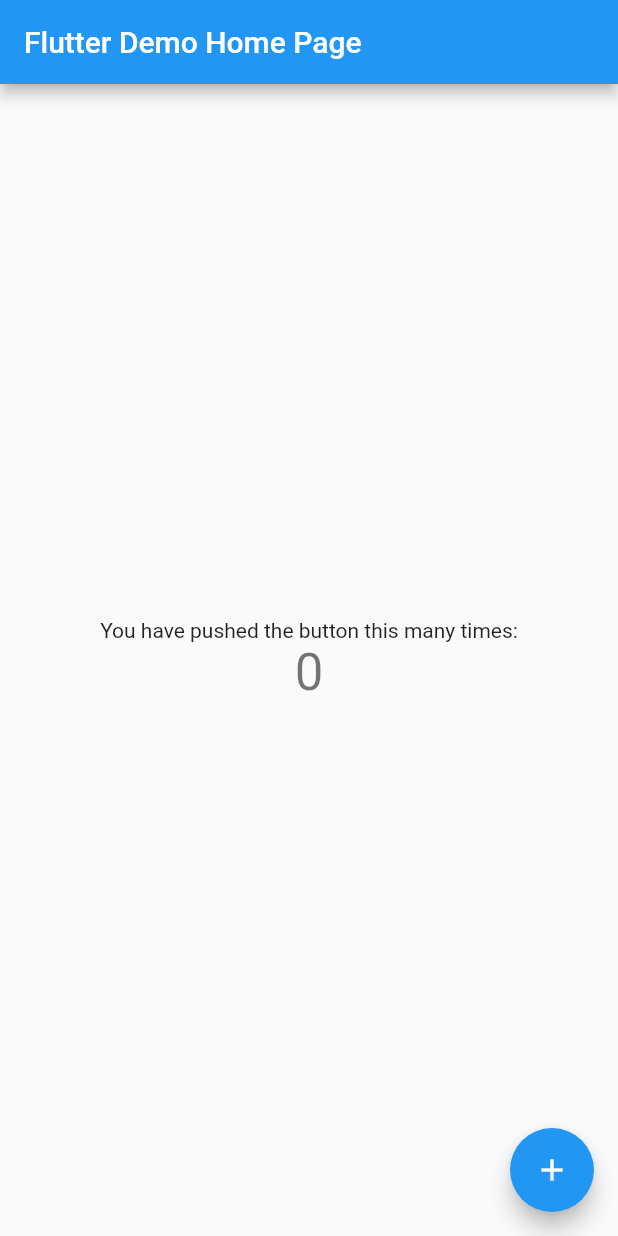
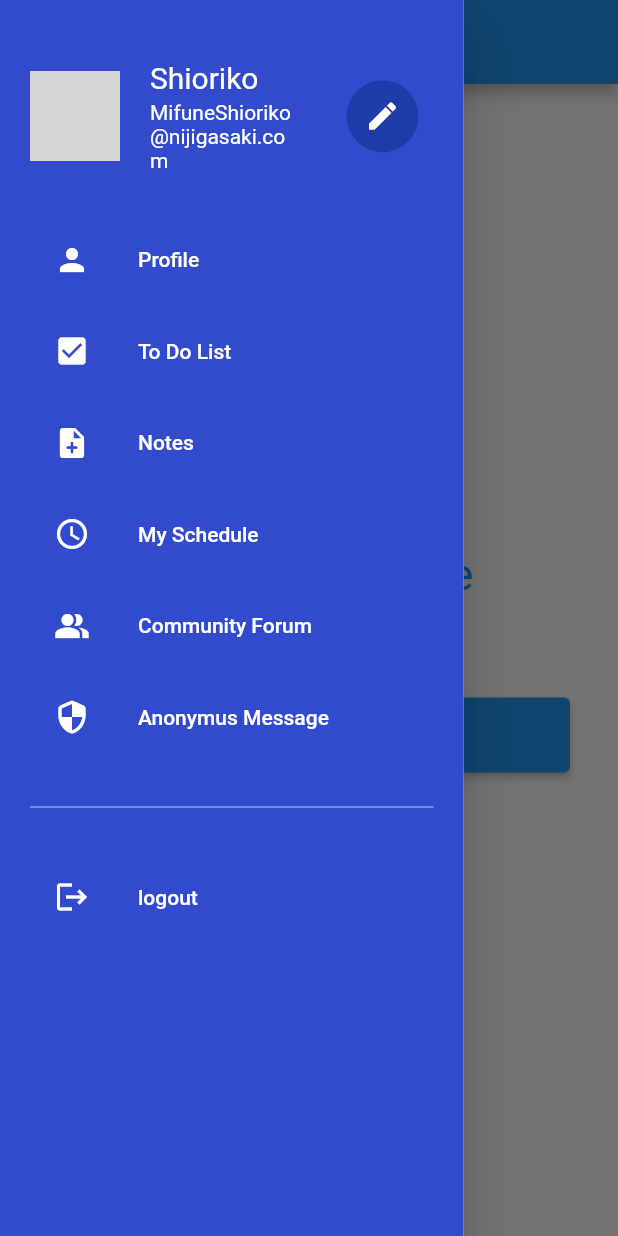
Before and after one commit to Proyek-Django-F02/uas-f02, a Flutter app: the screen it shows after launch, with the side drawer open (before the commit the screen has no drawer), on a phone screen of 412 x 824 dp. Run offline on Flutter 3.47's test engine with Material 2 defaults, Android fonts, the phone set to English and light mode, and no system bars; network calls fail; grey boxes are pictures that could not be loaded.

Commit message:
Create navigation

```diff
--- a/lib/main.dart
+++ b/lib/main.dart
@@ -1,113 +1,56 @@
 import 'package:flutter/material.dart';
+import 'package:flutter/services.dart';
+import 'package:uas_f02/widget/button_widget.dart';
+import 'package:uas_f02/widget/navigation_drawer_widget.dart';
 
-void main() {
+Future main() async {
+  WidgetsFlutterBinding.ensureInitialized();
+  await SystemChrome.setPreferredOrientations([
+    DeviceOrientation.portraitUp,
+    DeviceOrientation.portraitDown,
+  ]);
+
   runApp(MyApp());
 }
 
 class MyApp extends StatelessWidget {
-  // This widget is the root of your application.
+  static final String title = 'Navigation Drawer';
+
   @override
-  Widget build(BuildContext context) {
-    return MaterialApp(
-      title: 'Flutter Demo',
-      theme: ThemeData(
-        // This is the theme of your application.
-        //
-        // Try running your application with "flutter run". You'll see the
-        // application has a blue toolbar. Then, without quitting the app, try
-        // changing the primarySwatch below to Colors.green and then invoke
-        // "hot reload" (press "r" in the console where you ran "flutter run",
-        // or simply save your changes to "hot reload" in a Flutter IDE).
-        // Notice that the counter didn't reset back to zero; the application
-        // is not restarted.
-        primarySwatch: Colors.blue,
-      ),
-      home: MyHomePage(title: 'Flutter Demo Home Page'),
-    );
-  }
+  Widget build(BuildContext context) => MaterialApp(
+        debugShowCheckedModeBanner: false,
+        title: title,
+        theme: ThemeData(primarySwatch: Colors.blue),
+        home: MainPage(),
+      );
 }
 
-class MyHomePage extends StatefulWidget {
-  MyHomePage({Key? key, required this.title}) : super(key: key);
-
-  // This widget is the home page of your application. It is stateful, meaning
-  // that it has a State object (defined below) that contains fields that affect
-  // how it looks.
-
-  // This class is the configuration for the state. It holds the values (in this
-  // case the title) provided by the parent (in this case the App widget) and
-  // used by the build method of the State. Fields in a Widget subclass are
-  // always marked "final".
-
-  final String title;
-
+class MainPage extends StatefulWidget {
   @override
-  _MyHomePageState createState() => _MyHomePageState();
+  _MainPageState createState() => _MainPageState();
 }
 
-class _MyHomePageState extends State<MyHomePage> {
-  int _counter = 0;
-
-  void _incrementCounter() {
-    setState(() {
-      // This call to setState tells the Flutter framework that something has
-      // changed in this State, which causes it to rerun the build method below
-      // so that the display can reflect the updated values. If we changed
-      // _counter without calling setState(), then the build method would not be
-      // called again, and so nothing would appear to happen.
-      _counter++;
-    });
-  }
-
+class _MainPageState extends State<MainPage> {
   @override
-  Widget build(BuildContext context) {
-    // This method is rerun every time setState is called, for instance as done
-    // by the _incrementCounter method above.
-    //
-    // The Flutter framework has been optimized to make rerunning build methods
-    // fast, so that you can just rebuild anything that needs updating rather
-    // than having to individually change instances of widgets.
-    return Scaffold(
-      appBar: AppBar(
-        // Here we take the value from the MyHomePage object that was created by
-        // the App.build method, and use it to set our appbar title.
-        title: Text(widget.title),
-      ),
-      body: Center(
-        // Center is a layout widget. It takes a single child and positions it
-        // in the middle of the parent.
-        child: Column(
-          // Column is also a layout widget. It takes a list of children and
-          // arranges them vertically. By default, it sizes itself to fit its
-          // children horizontally, and tries to be as tall as its parent.
-          //
-          // Invoke "debug painting" (press "p" in the console, choose the
-          // "Toggle Debug Paint" action from the Flutter Inspector in Android
-          // Studio, or the "Toggle Debug Paint" command in Visual Studio Code)
-          // to see the wireframe for each widget.
-          //
-          // Column has various properties to control how it sizes itself and
-          // how it positions its children. Here we use mainAxisAlignment to
-          // center the children vertically; the main axis here is the vertical
-          // axis because Columns are vertical (the cross axis would be
-          // horizontal).
-          mainAxisAlignment: MainAxisAlignment.center,
-          children: <Widget>[
-            Text(
-              'You have pushed the button this many times:',
+  Widget build(BuildContext context) => Scaffold(
+        drawer: NavigationDrawerWidget(),
+        // endDrawer: NavigationDrawerWidget(),
+        appBar: AppBar(
+          title: Text(MyApp.title),
+        ),
+        body: Builder(
+          builder: (context) => Container(
+            alignment: Alignment.center,
+            padding: EdgeInsets.symmetric(horizontal: 32),
+            child: ButtonWidget(
+              icon: Icons.explore,
+              text: 'Telusuri Aplikasi',
+              onClicked: () {
+                Scaffold.of(context).openDrawer();
+                // Scaffold.of(context).openEndDrawer();
+              },
             ),
-            Text(
-              '$_counter',
-              style: Theme.of(context).textTheme.headline4,
-            ),
-          ],
+          ),
         ),
-      ),
-      floatingActionButton: FloatingActionButton(
-        onPressed: _incrementCounter,
-        tooltip: 'Increment',
-        child: Icon(Icons.add),
-      ), // This trailing comma makes auto-formatting nicer for build methods.
-    );
-  }
+      );
 }
--- /dev/null
+++ b/lib/page/all.dart
@@ -0,0 +1,6 @@
+export 'anonymus_page.dart';
+export 'community_forum_page.dart';
+export 'notes_page.dart';
+export 'profile_page.dart';
+export 'schedule_page.dart';
+export 'to_do_page.dart';
--- /dev/null
+++ b/lib/widget/button_widget.dart
@@ -0,0 +1,46 @@
+import 'package:flutter/material.dart';
+
+class ButtonWidget extends StatelessWidget {
+  final IconData icon;
+  final String text;
+  final VoidCallback onClicked;
+
+  const ButtonWidget({
+    Key? key,
+    required this.icon,
+    required this.text,
+    required this.onClicked,
+  }) : super(key: key);
+
+  @override
+  Widget build(BuildContext context) => Column(
+        mainAxisSize: MainAxisSize.min,
+        children: [
+          Text(
+            "Selamat datang di Be Productive",
+            style: TextStyle(fontSize: 30, color: Colors.blue),
+          ),
+          SizedBox(
+            height: 30,
+          ),
+          ElevatedButton(
+            style: ElevatedButton.styleFrom(
+              minimumSize: Size.fromHeight(50),
+            ),
+            child: buildContent(),
+            onPressed: onClicked,
+          )
+        ],
+      );
+  Widget buildContent() => Row(
+        mainAxisSize: MainAxisSize.min,
+        children: [
+          Icon(icon, size: 28),
+          SizedBox(width: 16),
+          Text(
+            text,
+            style: TextStyle(fontSize: 22, color: Colors.white),
+          ),
+        ],
+      );
+}
--- /dev/null
+++ b/lib/widget/navigation_drawer_widget.dart
@@ -0,0 +1,215 @@
+import 'package:flutter/material.dart';
+import 'package:uas_f02/page/all.dart';
+
+class NavigationDrawerWidget extends StatelessWidget {
+  final padding = EdgeInsets.symmetric(horizontal: 20);
+  @override
+  Widget build(BuildContext context) {
+    final name = 'Shioriko';
+    final email = 'MifuneShioriko@nijigasaki.com';
+    final urlImage =
+        'https://64.media.tumblr.com/b2274200b6c46495f31c1e0a6678dc86/05ebb2b05dc70fb3-60/s640x960/a42b3a3ccd9fdf24d376508c7e223fb0db40de08.jpg';
+    return SizedBox(
+        width: MediaQuery.of(context).size.width *
+            0.75, // 75% of screen will be occupied
+        child: Drawer(
+          child: Material(
+            color: Color.fromRGBO(50, 75, 205, 1),
+            child: ListView(
+              children: <Widget>[
+                buildHeader(
+                  urlImage: urlImage,
+                  name: name,
+                  email: email,
+                  onClicked: () => Navigator.of(context).push(MaterialPageRoute(
+                    builder: (context) => ProfilePage(
+                      name: name,
+                      email: email,
+                      urlImage: urlImage,
+                    ),
+                  )),
+                ),
+                Container(
+                  padding: padding,
+                  child: Column(
+                    children: [
+                      const SizedBox(height: 10),
+                      buildMenuItem(
+                        text: 'Profile',
+                        icon: Icons.person,
+                        onClicked: () =>
+                            selectedItem(context, 0, name, email, urlImage),
+                      ),
+                      const SizedBox(height: 5),
+                      buildMenuItem(
+                        text: 'To Do List',
+                        icon: Icons.check_box,
+                        onClicked: () =>
+                            selectedItem(context, 1, name, email, urlImage),
+                      ),
+                      const SizedBox(height: 5),
+                      buildMenuItem(
+                        text: 'Notes',
+                        icon: Icons.note_add_rounded,
+                        onClicked: () =>
+                            selectedItem(context, 2, name, email, urlImage),
+                      ),
+                      const SizedBox(height: 5),
+                      buildMenuItem(
+                        text: 'My Schedule',
+                        icon: Icons.schedule,
+                        onClicked: () =>
+                            selectedItem(context, 3, name, email, urlImage),
+                      ),
+                      const SizedBox(height: 5),
+                      buildMenuItem(
+                        text: 'Community Forum',
+                        icon: Icons.people_alt,
+                        onClicked: () =>
+                            selectedItem(context, 4, name, email, urlImage),
+                      ),
+                      const SizedBox(height: 5),
+                      buildMenuItem(
+                        text: 'Anonymus Message',
+                        icon: Icons.security_rounded,
+                        onClicked: () =>
+                            selectedItem(context, 5, name, email, urlImage),
+                      ),
+                      const SizedBox(height: 24),
+                      Divider(color: Colors.white70),
+                      const SizedBox(height: 24),
+                      buildMenuItem(
+                        text: 'logout',
+                        icon: Icons.logout,
+                        onClicked: () =>
+                            selectedItem(context, 5, name, email, urlImage),
+                      ),
+                    ],
+                  ),
+                ),
+              ],
+            ),
+          ),
+        ));
+  }
+
+  Widget buildHeader({
+    required String urlImage,
+    required String name,
+    required String email,
+    required VoidCallback onClicked,
+  }) =>
+      InkWell(
+        onTap: onClicked,
+        child: Container(
+          padding: padding.add(EdgeInsets.only(top: 40, bottom: 20)),
+          child: Row(
+            children: [
+              CircleAvatar(radius: 30, backgroundImage: NetworkImage(urlImage)),
+              SizedBox(width: 20),
+              Flexible(
+                  child: Column(
+                crossAxisAlignment: CrossAxisAlignment.start,
+                children: [
+                  Text(
+                    name,
+                    style: TextStyle(fontSize: 20, color: Colors.white),
+                  ),
+                  const SizedBox(height: 4),
+                  Text(
+                    email,
+                    style: TextStyle(fontSize: 14, color: Colors.white),
+                  ),
+                ],
+              )),
+              Container(
+                padding: EdgeInsets.only(left: 30, right: 10),
+                child: CircleAvatar(
+                  radius: 24,
+                  backgroundColor: Color.fromRGBO(30, 60, 168, 1),
+                  child: Icon(Icons.mode_edit_outline, color: Colors.white),
+                ),
+              ),
+            ],
+          ),
+        ),
+      );
+
+  Widget buildMenuItem({
+    required String text,
+    required IconData icon,
+    VoidCallback? onClicked,
+  }) {
+    final color = Colors.white;
+    final hoverColor = Colors.white70;
+
+    return ListTile(
+      leading: Icon(icon, color: color),
+      title: Text(text, style: TextStyle(color: color)),
+      hoverColor: hoverColor,
+      onTap: onClicked,
+    );
+  }
+
+  void selectedItem(BuildContext context, int index, String name, String email,
+      String urlImage) {
+    Navigator.of(context).pop();
+
+    switch (index) {
+      case 0:
+        Navigator.of(context).push(MaterialPageRoute(
+          builder: (context) => ProfilePage(
+            name: name,
+            email: email,
+            urlImage: urlImage,
+          ),
+        ));
+        break;
+      case 1:
+        Navigator.of(context).push(MaterialPageRoute(
+          builder: (context) => ToDoPage(
+            name: name,
+            email: email,
+            urlImage: urlImage,
+          ),
+        ));
+        break;
+      case 2:
+        Navigator.of(context).push(MaterialPageRoute(
+          builder: (context) => NotesPage(
+            name: name,
+            email: email,
+            urlImage: urlImage,
+          ),
+        ));
+        break;
+      case 3:
+        Navigator.of(context).push(MaterialPageRoute(
+          builder: (context) => SchedulePage(
+            name: name,
+            email: email,
+            urlImage: urlImage,
+          ),
+        ));
+        break;
+      case 4:
+        Navigator.of(context).push(MaterialPageRoute(
+          builder: (context) => CommunityForumPage(
+            name: name,
+            email: email,
+            urlImage: urlImage,
+          ),
+        ));
+        break;
+      case 5:
+        Navigator.of(context).push(MaterialPageRoute(
+          builder: (context) => AnonymusPage(
+            name: name,
+            email: email,
+            urlImage: urlImage,
+          ),
+        ));
+        break;
+    }
+  }
+}
```
Also changed, not shown: lib/page/anonymus_page.dart (added, +23 -0 lines), lib/page/community_forum_page.dart (added, +23 -0 lines), lib/page/notes_page.dart (added, +23 -0 lines), lib/page/profile_page.dart (added, +49 -0 lines), lib/page/schedule_page.dart (added, +23 -0 lines), lib/page/to_do_page.dart (added, +23 -0 lines), assets/images/user1.jpg (added).
